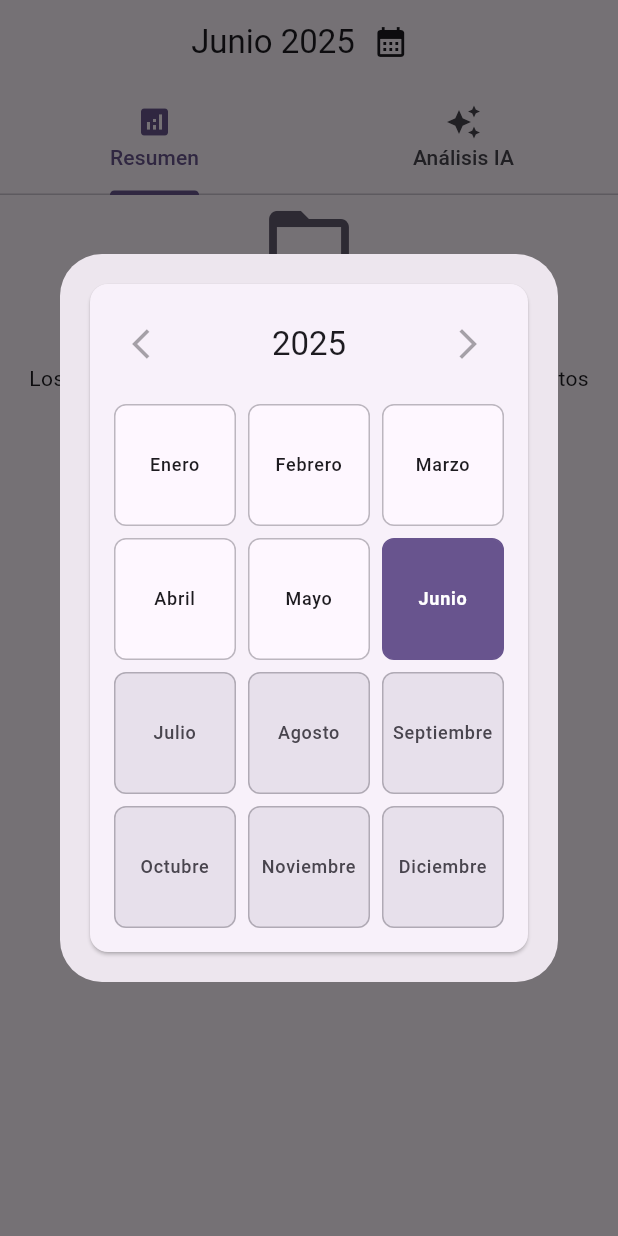
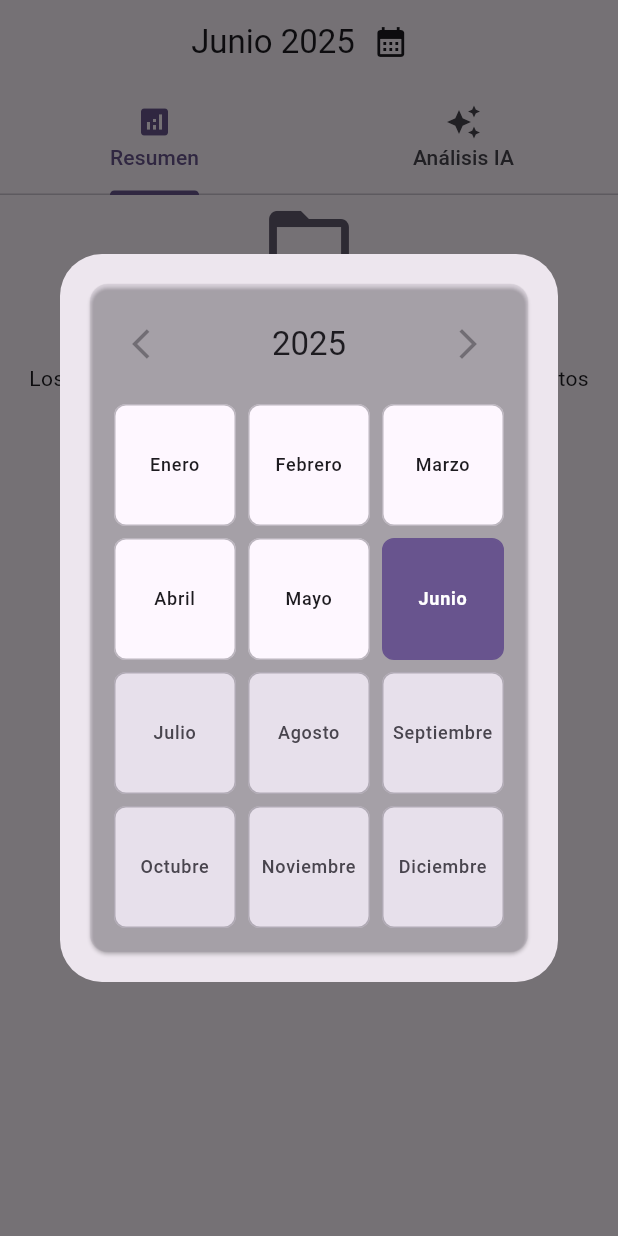
Before and after one commit to enekor/Gastoscopio, a Flutter app: the SummaryScreen screen opened directly, after a tap on the "calendar month" icon, on a phone screen of 412 x 824 dp. Run offline on Flutter 3.47's test engine with Material 3 defaults, Android fonts, the phone set to English and light mode, and no system bars; drawn by our look-alikes of dynamic_color; our stand-ins replace carousel_slider, dropdown_button2, file_picker, firebase_core, fl_chart, floor and 7 more; missing offline and left inert: googleapis, svg_flutter; accounts and stored records are empty; generated files the repository leaves out were written again.

Commit message:
cards mas visibles

```diff
--- a/lib/modules/gastoscopio/screens/home.dart
+++ b/lib/modules/gastoscopio/screens/home.dart
@@ -110,7 +110,7 @@ class _GastoscopioHomeScreenState extends State<GastoscopioHomeScreen> {
   Widget build(BuildContext context) {
     return Scaffold(
       floatingActionButton: Card(
-        color: Theme.of(context).colorScheme.surfaceContainer,
+        color: Theme.of(context).colorScheme.secondary.withAlpha(25),
         elevation: 8,
         shape: const CircleBorder(),
         child: Container(
@@ -200,7 +200,7 @@ class _GastoscopioHomeScreenState extends State<GastoscopioHomeScreen> {
         final movements = service.todayMovements;
 
         return Card(
-          color: Theme.of(context).colorScheme.surface,
+          color: Theme.of(context).colorScheme.secondary.withAlpha(25),
           shape: RoundedRectangleBorder(
             borderRadius: BorderRadius.circular(16),
             side: BorderSide(
@@ -265,6 +265,7 @@ class _GastoscopioHomeScreenState extends State<GastoscopioHomeScreen> {
         final isPositive = total >= 0;
 
         return Card(
+          color: Theme.of(context).colorScheme.secondary.withAlpha(25),
           child: Padding(
             padding: const EdgeInsets.all(16),
             child: Column(
@@ -349,6 +350,7 @@ class _ChartPart extends StatelessWidget {
             final categoryData = _calculateCategoryPercentages(expenses);
 
             return Card(
+              color: Theme.of(context).colorScheme.secondary.withAlpha(25),
               child: Padding(
                 padding: const EdgeInsets.all(16),
                 child: Column(
--- a/lib/modules/gastoscopio/screens/movements_screen.dart
+++ b/lib/modules/gastoscopio/screens/movements_screen.dart
@@ -156,7 +156,7 @@ class _MovementsScreenState extends State<MovementsScreen>
 
   Widget _buildFAB() {
     return Card(
-      color: Theme.of(context).colorScheme.surfaceContainer,
+      color: Theme.of(context).colorScheme.secondary.withAlpha(25),
       elevation: 8,
       shape: const CircleBorder(),
       child: Container(
--- a/lib/modules/gastoscopio/screens/summary_screen.dart
+++ b/lib/modules/gastoscopio/screens/summary_screen.dart
@@ -231,6 +231,9 @@ class _SummaryScreenState extends State<SummaryScreen>
               else
                 Expanded(
                   child: Card(
+                    color: Theme.of(
+                      context,
+                    ).colorScheme.secondary.withAlpha(25),
                     margin: const EdgeInsets.all(16),
                     child: LayoutBuilder(
                       builder:
@@ -294,6 +297,7 @@ class _SummaryScreenState extends State<SummaryScreen>
     final expenseRatio = expenses > 0 ? (expenses / incomes) * 100 : 0;
 
     return Card(
+      color: Theme.of(context).colorScheme.secondary.withAlpha(25),
       child: Padding(
         padding: const EdgeInsets.all(16),
         child: Column(
@@ -372,6 +376,7 @@ class _SummaryScreenState extends State<SummaryScreen>
         Text('Gastos Diarios', style: Theme.of(context).textTheme.titleLarge),
         const SizedBox(height: 16),
         Card(
+          color: Theme.of(context).colorScheme.secondary.withAlpha(25),
           child: Padding(
             padding: const EdgeInsets.all(16),
             child: SizedBox(
--- a/lib/modules/gastoscopio/widgets/finance_widgets.dart
+++ b/lib/modules/gastoscopio/widgets/finance_widgets.dart
@@ -108,10 +108,10 @@ class MovementCard extends StatelessWidget {
     this.category,
     required this.moneda,
   }) : super(key: key);
-
   @override
   Widget build(BuildContext context) {
     return Card(
+      color: Theme.of(context).colorScheme.secondary.withAlpha(25),
       elevation: 2,
       shape: RoundedRectangleBorder(borderRadius: BorderRadius.circular(12)),
       child: ListTile(
@@ -154,10 +154,10 @@ class YearlyChart extends StatelessWidget {
 
   const YearlyChart({Key? key, required this.year, required this.moneda})
     : super(key: key);
-
   @override
   Widget build(BuildContext context) {
     return Card(
+      color: Theme.of(context).colorScheme.secondary.withAlpha(25),
       elevation: 2,
       margin: const EdgeInsets.all(8),
       child: Padding(
--- a/lib/modules/gastoscopio/widgets/main_screen_widgets.dart
+++ b/lib/modules/gastoscopio/widgets/main_screen_widgets.dart
@@ -65,7 +65,7 @@ class _AnimatedCardState extends State<AnimatedCard>
     return Card(
       margin: EdgeInsets.zero,
       color:
-          widget.color ?? Theme.of(context).colorScheme.primary.withAlpha(70),
+          widget.color ?? Theme.of(context).colorScheme.secondary.withAlpha(25),
       shape: RoundedRectangleBorder(borderRadius: BorderRadius.circular(16)),
       elevation: widget.isExpanded ? 2 : 0,
       clipBehavior: Clip.antiAlias,
--- a/lib/modules/gastoscopio/widgets/month_grid_selector.dart
+++ b/lib/modules/gastoscopio/widgets/month_grid_selector.dart
@@ -36,6 +36,7 @@ class MonthGridSelector extends StatelessWidget {
     ];
 
     return Card(
+      color: Theme.of(context).colorScheme.secondary.withAlpha(25),
       child: Padding(
         padding: const EdgeInsets.all(16),
         child: Column(
--- a/lib/modules/main_screen.dart
+++ b/lib/modules/main_screen.dart
@@ -265,7 +265,7 @@ class _MainScreenState extends State<MainScreen>
               bottom: 16.0,
             ),
             child: Card(
-              color: Theme.of(context).colorScheme.surfaceContainer,
+              color: Theme.of(context).colorScheme.secondary.withAlpha(25),
               elevation: 8,
               shape: RoundedRectangleBorder(
                 borderRadius: BorderRadius.circular(24),
--- a/lib/modules/settings.dart/settings.dart
+++ b/lib/modules/settings.dart/settings.dart
@@ -120,6 +120,7 @@ class _SettingsScreenState extends State<SettingsScreen> {
               ),
               const SizedBox(height: 16),
               Card(
+                color: Theme.of(context).colorScheme.secondary.withAlpha(25),
                 child: Padding(
                   padding: const EdgeInsets.all(16.0),
                   child: Column(
--- a/lib/modules/settings.dart/widgets/apikey-generator.dart
+++ b/lib/modules/settings.dart/widgets/apikey-generator.dart
@@ -78,6 +78,7 @@ class _ApiKeyGeneratorState extends State<ApiKeyGenerator> {
   @override
   Widget build(BuildContext context) {
     return Card(
+      color: Theme.of(context).colorScheme.secondary.withAlpha(25),
       child: Column(
         children: [
           const Text(
--- a/lib/onboarding/screens/apikey_setup.dart
+++ b/lib/onboarding/screens/apikey_setup.dart
@@ -38,6 +38,7 @@ class _ApiKeySetupScreenState extends State<ApiKeySetupScreen> {
             ),
             const SizedBox(height: 32),
             const Card(
+              color: Color.fromRGBO(3, 218, 198, 25),
               child: Padding(
                 padding: EdgeInsets.all(16.0),
                 child: ApiKeyGenerator(),
--- a/lib/onboarding/screens/data_test.dart
+++ b/lib/onboarding/screens/data_test.dart
@@ -93,6 +93,7 @@ class _DataTestPageState extends State<DataTestPage> {
       itemBuilder: (context, index) {
         final movement = _movements[index];
         return Card(
+          color: Theme.of(context).colorScheme.secondary.withAlpha(25),
           margin: const EdgeInsets.symmetric(horizontal: 8.0, vertical: 4.0),
           child: ListTile(
             title: Text(movement.description),
@@ -137,6 +138,9 @@ class _DataTestPageState extends State<DataTestPage> {
                 itemBuilder: (context, index) {
                   final month = _months[index];
                   return Card(
+                    color: Theme.of(
+                      context,
+                    ).colorScheme.secondary.withAlpha(25),
                     margin: const EdgeInsets.all(8.0),
                     child: ListTile(
                       title: Text('${month.month}/${month.year}'),
--- a/lib/onboarding/screens/import_from_gastoscopio.dart
+++ b/lib/onboarding/screens/import_from_gastoscopio.dart
@@ -113,6 +113,7 @@ class _ImportFromGastoscopioScreenState
           children: [
             // Header Card
             Card(
+              color: Theme.of(context).colorScheme.secondary.withAlpha(25),
               child: Padding(
                 padding: const EdgeInsets.all(16.0),
                 child: Column(
@@ -208,6 +209,7 @@ class _ImportFromGastoscopioScreenState
       children: [
         // Meses Card
         Card(
+          color: Theme.of(context).colorScheme.secondary.withAlpha(25),
           child: ExpansionTile(
             title: Text('Meses (${result['Months']?.length ?? 0})'),
             children:
@@ -222,6 +224,7 @@ class _ImportFromGastoscopioScreenState
 
         // Movimientos Card
         Card(
+          color: Theme.of(context).colorScheme.secondary.withAlpha(25),
           child: ExpansionTile(
             title: Text('Movimientos (${result["Movements"]?.length ?? 0})'),
             children:
```
